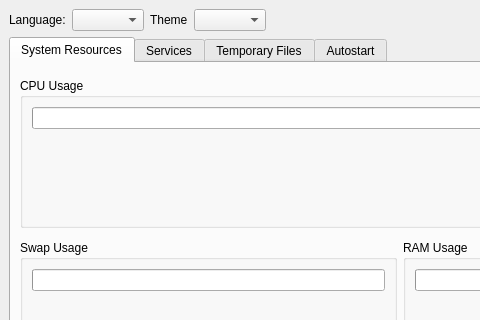
Above: mainwindow.ui from apelsin2281337/simplesystemmanager before the change; both pictures show x 0 to 480 and y 0 to 320 of the 800 by 600 pixel window. Below: the same form after it.
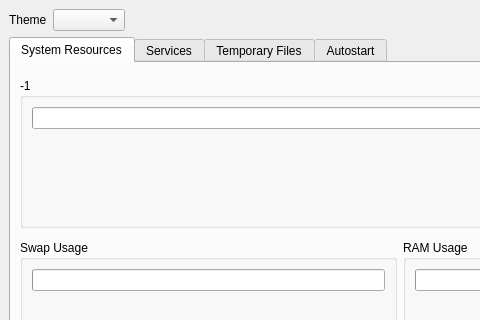
That is the form after the change.

```diff
--- a/mainwindow.ui
+++ b/mainwindow.ui
@@ -17,16 +17,6 @@
    <layout class="QVBoxLayout" name="verticalLayout_9">
     <item>
      <layout class="QHBoxLayout" name="horizontalLayout_9">
-      <item>
-       <widget class="QLabel" name="label">
-        <property name="text">
-         <string>Language:</string>
-        </property>
-       </widget>
-      </item>
-      <item>
-       <widget class="QComboBox" name="languageComboBox"/>
-      </item>
       <item>
        <widget class="QLabel" name="label_2">
         <property name="text">
@@ -73,7 +63,7 @@
              </size>
             </property>
             <property name="title">
-             <string>CPU Usage</string>
+             <string>-1</string>
             </property>
             <layout class="QVBoxLayout" name="verticalLayout_5">
              <item>
```
